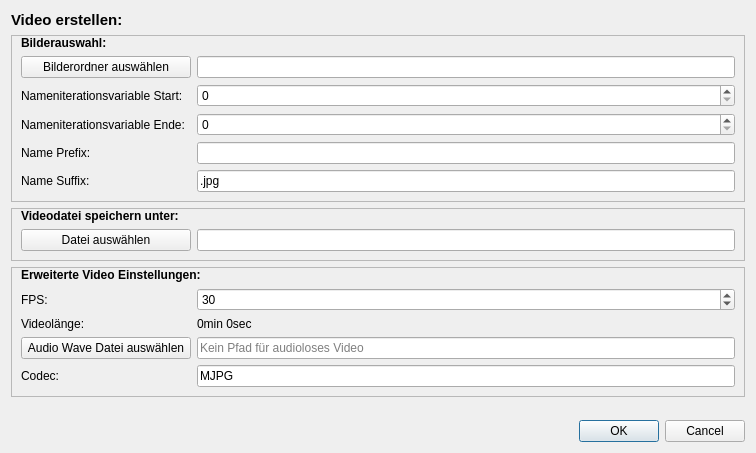
M4RKUS28/Fraktalgenerator, file src/dialogcreatevideo.ui: the form before one commit.
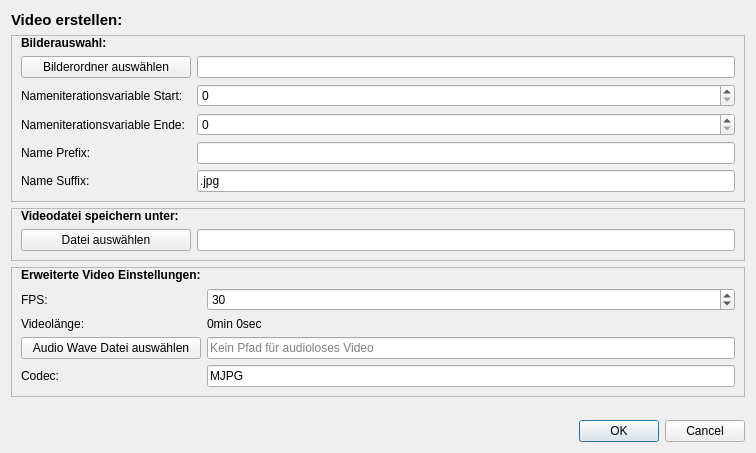
The form after the commit.

What changed in the file:
```diff
--- a/src/dialogcreatevideo.ui
+++ b/src/dialogcreatevideo.ui
@@ -39,7 +39,7 @@
       <property name="topMargin">
        <number>0</number>
       </property>
-      <item row="0" column="0" colspan="2">
+      <item row="0" column="0">
        <widget class="QLabel" name="label_8">
         <property name="font">
          <font>
@@ -146,34 +146,6 @@
       <property name="topMargin">
        <number>0</number>
       </property>
-      <item row="0" column="0">
-       <widget class="QLabel" name="label_7">
-        <property name="minimumSize">
-         <size>
-          <width>170</width>
-          <height>0</height>
-         </size>
-        </property>
-        <property name="font">
-         <font>
-          <bold>true</bold>
-         </font>
-        </property>
-        <property name="text">
-         <string>Videodatei speichern unter:</string>
-        </property>
-       </widget>
-      </item>
-      <item row="0" column="1">
-       <layout class="QHBoxLayout" name="horizontalLayout_5"/>
-      </item>
-      <item row="1" column="1">
-       <widget class="QLineEdit" name="lineEditFilePath">
-        <property name="placeholderText">
-         <string/>
-        </property>
-       </widget>
-      </item>
       <item row="1" column="0">
        <widget class="QPushButton" name="pushButton_2">
         <property name="minimumSize">
@@ -187,6 +159,31 @@
         </property>
        </widget>
       </item>
+      <item row="1" column="1">
+       <widget class="QLineEdit" name="lineEditFilePath">
+        <property name="placeholderText">
+         <string/>
+        </property>
+       </widget>
+      </item>
+      <item row="0" column="0" colspan="2">
+       <widget class="QLabel" name="label_7">
+        <property name="minimumSize">
+         <size>
+          <width>170</width>
+          <height>0</height>
+         </size>
+        </property>
+        <property name="font">
+         <font>
+          <bold>true</bold>
+         </font>
+        </property>
+        <property name="text">
+         <string>Videodatei speichern unter:</string>
+        </property>
+       </widget>
+      </item>
      </layout>
     </widget>
    </item>
@@ -198,11 +195,11 @@
      <property name="frameShadow">
       <enum>QFrame::Raised</enum>
      </property>
-     <layout class="QFormLayout" name="formLayout">
+     <layout class="QGridLayout" name="gridLayout_3">
       <property name="topMargin">
        <number>0</number>
       </property>
-      <item row="0" column="0" colspan="2">
+      <item row="0" column="0">
        <widget class="QLabel" name="label_9">
         <property name="font">
          <font>
@@ -231,6 +228,20 @@
         </property>
        </widget>
       </item>
+      <item row="2" column="0">
+       <widget class="QLabel" name="label_11">
+        <property name="text">
+         <string>Videolänge:</string>
+        </property>
+       </widget>
+      </item>
+      <item row="2" column="1">
+       <widget class="QLabel" name="label_videolnge">
+        <property name="text">
+         <string>0min 0sec</string>
+        </property>
+       </widget>
+      </item>
       <item row="3" column="0">
        <widget class="QPushButton" name="pushButton">
         <property name="minimumSize">
@@ -271,20 +282,6 @@
         </property>
        </widget>
       </item>
-      <item row="2" column="0">
-       <widget class="QLabel" name="label_11">
-        <property name="text">
-         <string>Videolänge:</string>
-        </property>
-       </widget>
-      </item>
-      <item row="2" column="1">
-       <widget class="QLabel" name="label_videolnge">
-        <property name="text">
-         <string>0min 0sec</string>
-        </property>
-       </widget>
-      </item>
      </layout>
     </widget>
    </item>
```
Left out of the diff: 4 changed lines with no effect on the pictures.
